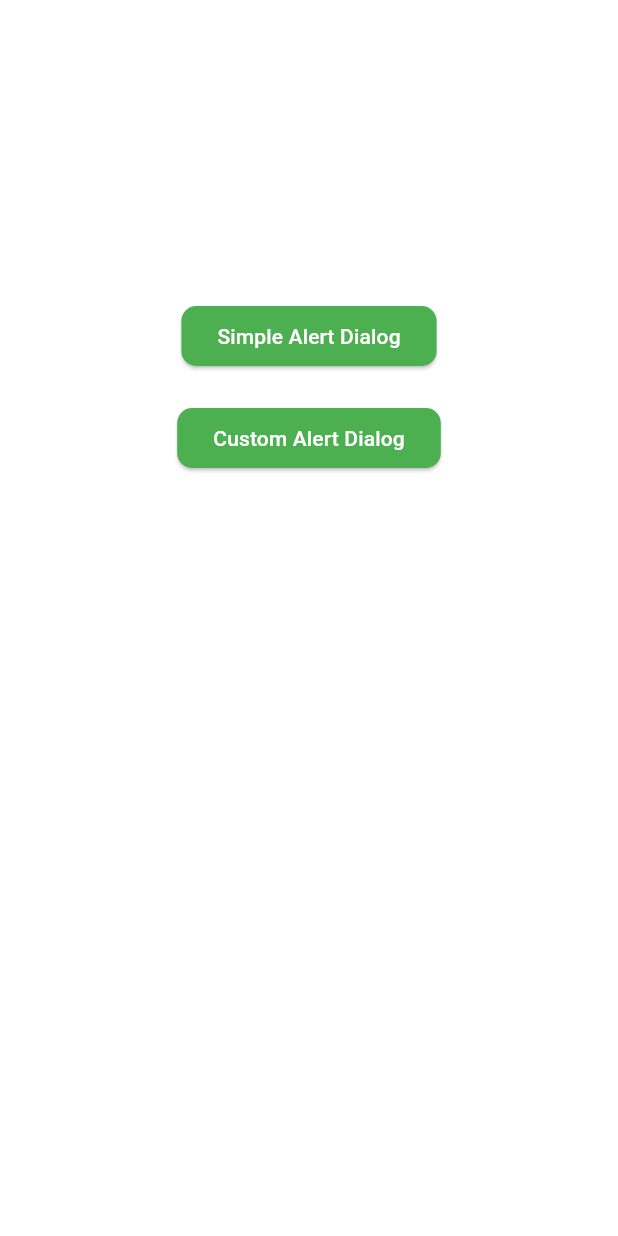
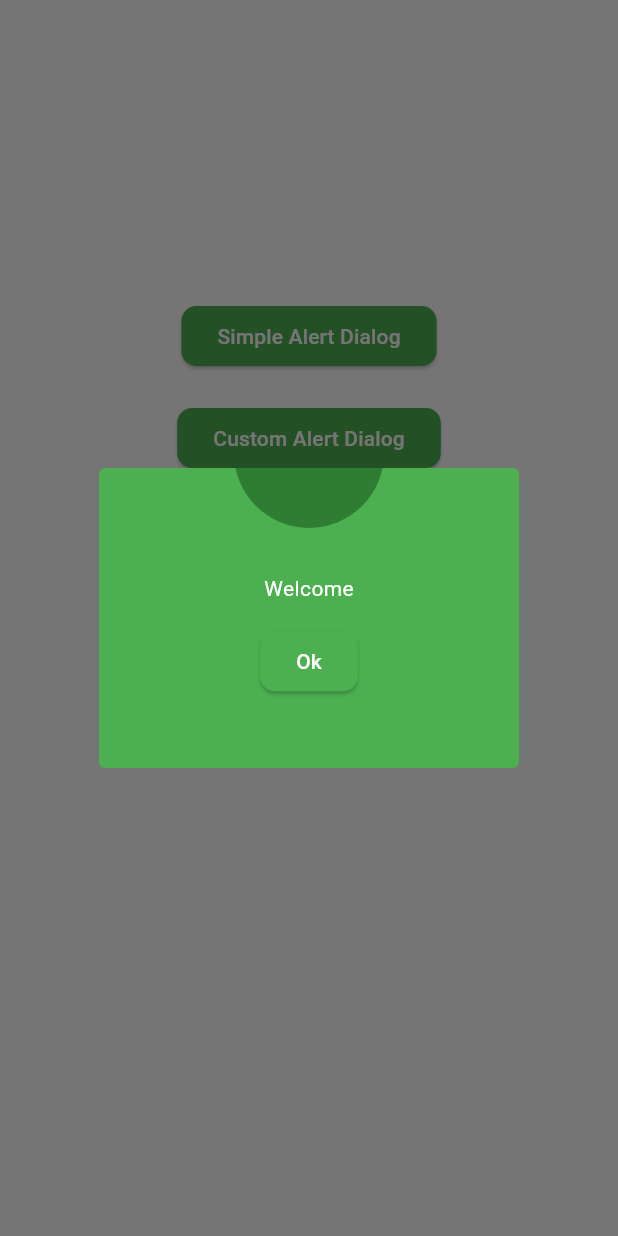
Before and after one commit to shahzaibahmad1426/Alert_Dialog_Box, a Flutter app: the screen it shows after launch, after a tap on "Custom Alert Dialog", on a phone screen of 412 x 824 dp. Run offline on Flutter 3.47's test engine with Material 3 defaults, Android fonts, the phone set to English and light mode, and no system bars.

Commit message:
Implementing Custom Alert Dialog Box

```diff
--- a/lib/homepage.dart
+++ b/lib/homepage.dart
@@ -1,3 +1,4 @@
+import 'package:alert_dialog/widget/custom_alert_dialog.dart';
 import 'package:flutter/material.dart';
 
 class Homepage extends StatefulWidget {
@@ -34,7 +35,7 @@ class _HomepageState extends State<Homepage> {
             actions: [
               TextButton(
                 onPressed: () {
-                  Navigator.of(context).pop()
+                  Navigator.of(context).pop();
                 },
                 child: const Text(
                   'Ok',
@@ -77,7 +78,11 @@ class _HomepageState extends State<Homepage> {
               height: 20,
             ),
             ElevatedButton(
-              onPressed: () {},
+              onPressed: () {
+                showDialog(context: context, builder: (BuildContext context){
+                  return const CustomAlertDialog();
+                });
+              },
               style: ElevatedButton.styleFrom(
                 backgroundColor: Colors.green,
                 shape: RoundedRectangleBorder(
--- /dev/null
+++ b/lib/widget/custom_alert_dialog.dart
@@ -0,0 +1,59 @@
+import 'package:flutter/material.dart';
+
+class CustomAlertDialog extends StatelessWidget {
+  const CustomAlertDialog({super.key});
+
+  @override
+  Widget build(BuildContext context) {
+    return Dialog(
+      backgroundColor: Colors.green,
+      shape: RoundedRectangleBorder(borderRadius: BorderRadius.circular(4.0)),
+      child: Stack(
+        alignment: Alignment.topCenter,
+        children: [
+          SizedBox(
+            height: 200,
+            child: Padding(
+              padding: const EdgeInsets.fromLTRB(10, 70, 10, 10),
+              child: Column(
+                children: [
+                  const Text(
+                    'Welcome',
+                    style: TextStyle(color: Colors.white),
+                  ),
+                  const SizedBox(
+                    height: 15,
+                  ),
+                  ElevatedButton(
+                    onPressed: () {
+                      Navigator.of(context).pop();
+                    },
+                    style: ElevatedButton.styleFrom(
+                      backgroundColor: Colors.green,
+                      shape: RoundedRectangleBorder(
+                        borderRadius: BorderRadius.circular(10),
+                      ),
+                    ),
+                    child: const Text(
+                      'Ok',
+                      style: TextStyle(
+                        color: Colors.white,
+                      ),
+                    ),
+                  ),
+                ],
+              ),
+            ),
+          ),
+          Positioned(
+            top: -60,
+            child: CircleAvatar(
+              radius: 50,
+              backgroundColor: Colors.green[800],
+            ),
+          )
+        ],
+      ),
+    );
+  }
+}
--- a/pubspec.yaml
+++ b/pubspec.yaml
@@ -60,7 +60,6 @@ flutter:
 
   # To add assets to your application, add an assets section, like this:
   assets:
-    - assets/i1.png
     #   - images/a_dot_ham.jpeg
 
     # An image asset can refer to one or more resolution-specific "variants", see
```
Also changed, not shown: assets/i1.png (deleted).
